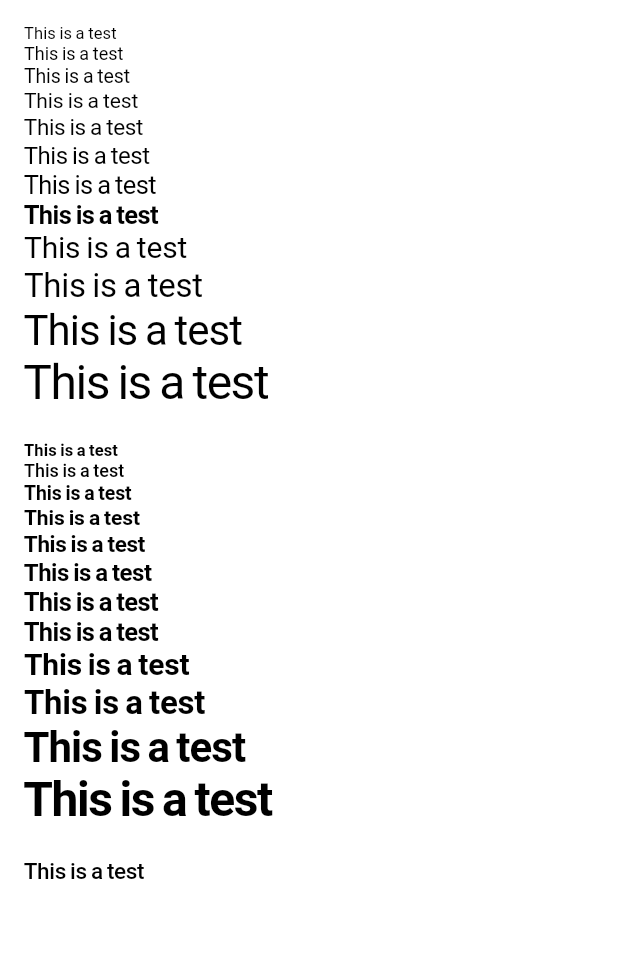
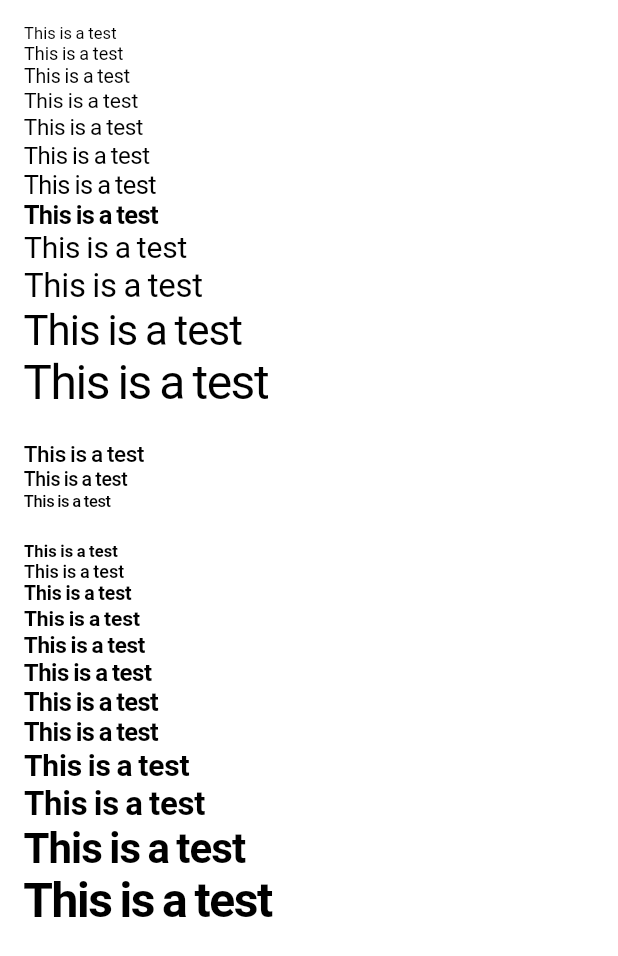
Before and after one commit to InvolveDigital/flutter_involve_text_styles, a Flutter app: the screen it shows after launch, on a phone screen of 412 x 824 dp. Shown: the top 956 px of the screen. Run offline on Flutter 3.47's test engine with Material 2 defaults, Android fonts, the phone set to English and light mode, and no system bars.

Commit message:
add new medium text styles

```diff
--- a/example/lib/main.dart
+++ b/example/lib/main.dart
@@ -40,6 +40,10 @@ class InvolveTextStyles extends StatelessWidget {
               Text('This is a test', style: TextStyle().title1),
               Text('This is a test', style: TextStyle().largeTitle),
               SizedBox(height: 20),
+              Text('This is a test', style: TextStyle().mediumSubheadline),
+              Text('This is a test', style: TextStyle().mediumFootnote),
+              Text('This is a test', style: TextStyle().mediumCaption2),
+              SizedBox(height: 20),
               Text('This is a test', style: TextStyle().boldCaption2),
               Text('This is a test', style: TextStyle().boldCaption1),
               Text('This is a test', style: TextStyle().boldFootnote),
@@ -52,8 +56,6 @@ class InvolveTextStyles extends StatelessWidget {
               Text('This is a test', style: TextStyle().boldTitle2),
               Text('This is a test', style: TextStyle().boldTitle1),
               Text('This is a test', style: TextStyle().boldLargeTitle),
-              SizedBox(height: 20),
-              Text('This is a test', style: TextStyle().mediumSubheadline),
             ],
           ),
         ),
```
Also changed, not shown: lib/involve_text_styles.dart (+12 -0 lines).
